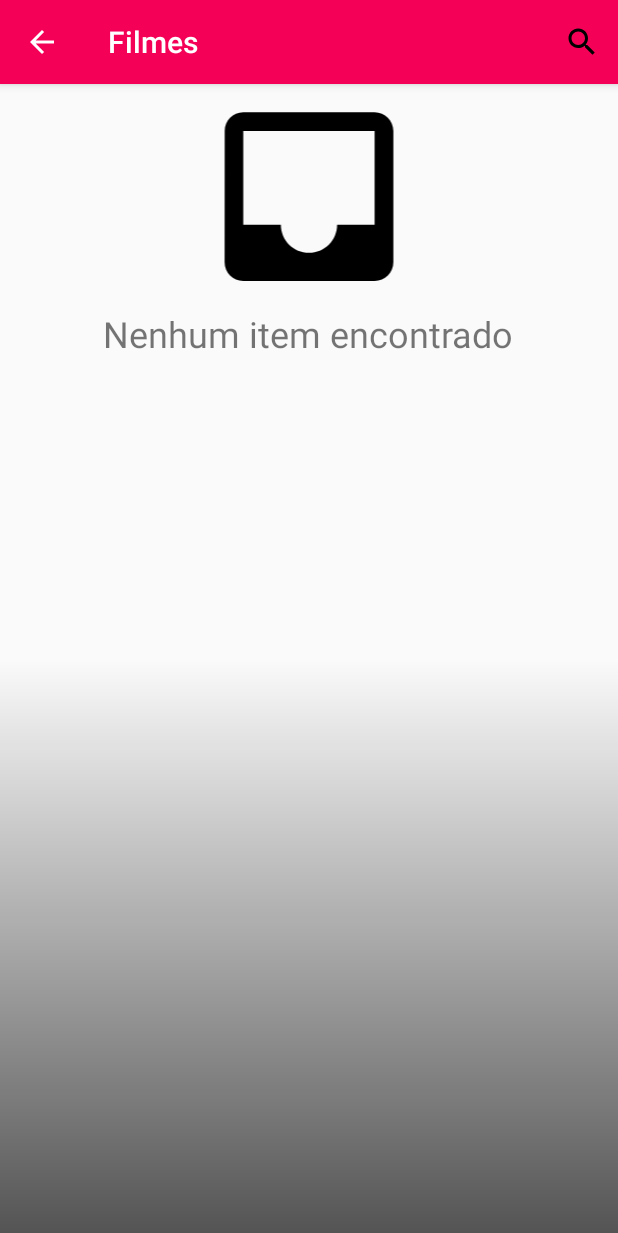
After one commit to clairtonluz/moviemanagerapp, an Android app: the SearchResultsActivity screen opened directly, with no data from a screen before it, on a phone screen of 412 x 824 dp. The commit adds this screen. Shown: the top 1233 px of the screen. Run offline under Robolectric (Android 15) with nearby library versions, the phone set to English and light mode, and no system bars; our stand-ins replace Picasso; libraries missing offline, so code that uses them is left out: retrofit2.converter.jackson; pictures from the network do not load; 2 statements that could not run were skipped.

Commit message:
implementando buscar de filmes

```diff
--- a/app/src/main/java/br/com/clairtonluz/moviemanagerapp/movie/MovieFragment.java
+++ b/app/src/main/java/br/com/clairtonluz/moviemanagerapp/movie/MovieFragment.java
@@ -1,10 +1,7 @@
 package br.com.clairtonluz.moviemanagerapp.movie;
 
-import android.app.Activity;
-import android.content.Intent;
 import android.os.Bundle;
 import android.support.design.widget.FloatingActionButton;
-import android.support.design.widget.Snackbar;
 import android.support.v4.app.Fragment;
 import android.support.v4.widget.SwipeRefreshLayout;
 import android.support.v7.widget.DefaultItemAnimator;
--- a/app/src/main/java/br/com/clairtonluz/moviemanagerapp/movie/MovieRest.java
+++ b/app/src/main/java/br/com/clairtonluz/moviemanagerapp/movie/MovieRest.java
@@ -1,12 +1,14 @@
 package br.com.clairtonluz.moviemanagerapp.movie;
 
 import java.util.List;
+import java.util.Map;
 
 import retrofit2.Call;
 import retrofit2.http.Body;
 import retrofit2.http.GET;
 import retrofit2.http.POST;
 import retrofit2.http.Path;
+import retrofit2.http.QueryMap;
 
 interface MovieRest {
 
@@ -16,9 +18,13 @@ interface MovieRest {
     @GET("movies/{id}")
     Call<Movie> get(@Path("id") Integer id);
 
+    @GET("movies")
+    Call<List<Movie>> query(@QueryMap Map<String, String> options);
+
     @POST("movies")
     Call<Movie> insert(@Body Movie movie);
 
     @POST("movies/{id}")
     Call<Movie> update(@Path("id") Integer id, @Body Movie movie);
+
 }
--- /dev/null
+++ b/app/src/main/java/br/com/clairtonluz/moviemanagerapp/search/SearchResultsActivity.java
@@ -0,0 +1,119 @@
+package br.com.clairtonluz.moviemanagerapp.search;
+
+import android.app.SearchManager;
+import android.content.Context;
+import android.content.Intent;
+import android.os.Bundle;
+import android.support.v7.widget.DefaultItemAnimator;
+import android.support.v7.widget.GridLayoutManager;
+import android.support.v7.widget.RecyclerView;
+import android.support.v7.widget.SearchView;
+import android.text.TextUtils;
+import android.util.Log;
+import android.view.Menu;
+import android.view.View;
+
+import java.util.ArrayList;
+import java.util.List;
+
+import br.com.clairtonluz.moviemanagerapp.R;
+import br.com.clairtonluz.moviemanagerapp.config.GridSpacingItemDecoration;
+import br.com.clairtonluz.moviemanagerapp.config.retrofit.CallbackRest;
+import br.com.clairtonluz.moviemanagerapp.generic.BackButtonActivity;
+import br.com.clairtonluz.moviemanagerapp.movie.Movie;
+import br.com.clairtonluz.moviemanagerapp.movie.MovieService;
+import br.com.clairtonluz.moviemanagerapp.movie.MoviesAdapter;
+import br.com.clairtonluz.moviemanagerapp.util.ConverterUtil;
+import retrofit2.Call;
+import retrofit2.Response;
+
+public class SearchResultsActivity extends BackButtonActivity {
+
+    private RecyclerView recyclerView;
+    private MoviesAdapter adapter;
+    private List<Movie> movieList;
+    private View noContent;
+    private MovieService movieService;
+
+    @Override
+    protected void onCreate(Bundle savedInstanceState) {
+        super.onCreate(savedInstanceState);
+        setContentView(R.layout.activity_search_results);
+        setupToolbar();
+        initFields();
+
+        movieService = new MovieService(this);
+
+        handleIntent(getIntent());
+    }
+
+    @Override
+    protected void onNewIntent(Intent intent) {
+        handleIntent(intent);
+    }
+
+    @Override
+    public boolean onCreateOptionsMenu(Menu menu) {
+        getMenuInflater().inflate(R.menu.menu_search, menu);
+
+        SearchManager searchManager = (SearchManager) getSystemService(Context.SEARCH_SERVICE);
+        SearchView searchView = (SearchView) menu.findItem(R.id.action_search).getActionView();
+        searchView.setSearchableInfo(searchManager.getSearchableInfo(getComponentName()));
+        searchView.setSubmitButtonEnabled(true);
+
+        return true;
+    }
+
+    private void handleIntent(Intent intent) {
+        if (Intent.ACTION_SEARCH.equals(intent.getAction())) {
+            String query = intent.getStringExtra(SearchManager.QUERY);
+            Log.e("QUERY", query);
+            if (TextUtils.isEmpty(query)) {
+                movieList.clear();
+                adapter.notifyDataSetChanged();
+                checkContent();
+            } else {
+                movieService.findByName(query).enqueue(new CallbackRest<List<Movie>>(this) {
+                    @Override
+                    protected void onSuccess(Call<List<Movie>> call, Response<List<Movie>> response) {
+                        movieList.clear();
+                        List<Movie> movies = response.body();
+                        movieList.addAll(movies);
+                    }
+
+                    @Override
+                    protected void onComplete(Call<List<Movie>> call, boolean success) {
+                        super.onComplete(call, success);
+                        checkContent();
+                        adapter.notifyDataSetChanged();
+                    }
+                });
+            }
+
+        }
+    }
+
+    private void checkContent() {
+        if (movieList.isEmpty()) {
+            noContent.setVisibility(View.VISIBLE);
+        } else {
+            noContent.setVisibility(View.GONE);
+        }
+    }
+
+    private void initFields() {
+        movieList = new ArrayList<>();
+
+        noContent = findViewById(R.id.no_content);
+        recyclerView = (RecyclerView) findViewById(R.id.recycler_view);
+
+        adapter = new MoviesAdapter(movieList);
+
+        RecyclerView.LayoutManager mLayoutManager = new GridLayoutManager(this, getResources().getConfiguration().orientation);
+        recyclerView.setLayoutManager(mLayoutManager);
+        recyclerView.addItemDecoration(new GridSpacingItemDecoration(2, ConverterUtil.dpToPx(this, 10), true));
+        recyclerView.setItemAnimator(new DefaultItemAnimator());
+        recyclerView.setAdapter(adapter);
+    }
+
+}
--- /dev/null
+++ b/app/src/main/res/layout/activity_search_results.xml
@@ -0,0 +1,19 @@
+<?xml version="1.0" encoding="utf-8"?>
+<android.support.design.widget.CoordinatorLayout xmlns:android="http://schemas.android.com/apk/res/android"
+    xmlns:tools="http://schemas.android.com/tools"
+    android:layout_width="match_parent"
+    android:layout_height="match_parent"
+    tools:context="br.com.clairtonluz.moviemanagerapp.search.SearchResultsActivity">
+
+    <android.support.design.widget.AppBarLayout
+        android:layout_width="match_parent"
+        android:layout_height="wrap_content"
+        android:theme="@style/MyMaterialTheme.AppBarOverlay">
+
+        <include layout="@layout/toolbar" />
+
+    </android.support.design.widget.AppBarLayout>
+
+    <include layout="@layout/content_search_results" />
+
+</android.support.design.widget.CoordinatorLayout>
--- /dev/null
+++ b/app/src/main/res/layout/content_search_results.xml
@@ -0,0 +1,31 @@
+<?xml version="1.0" encoding="utf-8"?>
+<android.support.v4.widget.NestedScrollView xmlns:android="http://schemas.android.com/apk/res/android"
+    xmlns:app="http://schemas.android.com/apk/res-auto"
+    xmlns:tools="http://schemas.android.com/tools"
+    android:layout_width="match_parent"
+    android:layout_height="match_parent"
+    android:background="@drawable/gradient_bottom"
+    app:layout_behavior="@string/appbar_scrolling_view_behavior"
+    tools:context="br.com.clairtonluz.moviemanagerapp.search.SearchResultsActivity"
+    tools:showIn="@layout/activity_search_results">
+
+    <FrameLayout
+        android:layout_width="match_parent"
+        android:layout_height="match_parent">
+
+        <include
+            android:id="@+id/no_content"
+            layout="@layout/no_content" />
+
+
+        <android.support.v7.widget.RecyclerView
+            android:id="@+id/recycler_view"
+            android:layout_width="match_parent"
+            android:layout_height="wrap_content"
+            android:clipToPadding="false"
+            android:scrollbars="vertical"
+            tools:listitem="@layout/movie_card" />
+
+    </FrameLayout>
+
+</android.support.v4.widget.NestedScrollView>
--- a/app/src/main/res/layout/movie_card.xml
+++ b/app/src/main/res/layout/movie_card.xml
@@ -24,7 +24,7 @@
                 android:background="?attr/selectableItemBackgroundBorderless"
                 android:clickable="true"
                 android:scaleType="fitXY"
-                app:srcCompat="@drawable/suicide_squad" />
+                app:srcCompat="@drawable/default_image" />
 
             <TextView
                 android:id="@+id/title"
@@ -42,10 +42,10 @@
                 android:layout_width="match_parent"
                 android:layout_height="wrap_content"
                 android:layout_below="@id/title"
-                android:paddingTop="@dimen/description_padding_top"
                 android:paddingBottom="@dimen/description_padding_bottom"
                 android:paddingLeft="@dimen/movie_title_padding"
                 android:paddingRight="@dimen/movie_title_padding"
+                android:paddingTop="@dimen/description_padding_top"
                 android:textSize="@dimen/description_text" />
 
             <ImageView
--- a/app/src/main/res/menu/menu_main.xml
+++ b/app/src/main/res/menu/menu_search.xml
@@ -6,15 +6,11 @@
 
     <item
         android:id="@+id/action_search"
+        android:actionProviderClass="android.widget.ShareActionProvider"
         android:icon="@drawable/ic_search_black_24dp"
         android:orderInCategory="100"
         android:title="@string/action_search"
         app:actionViewClass="android.support.v7.widget.SearchView"
-        app:showAsAction="ifRoom|collapseActionView" />
+        app:showAsAction="collapseActionView|ifRoom" />
 
-    <item
-        android:id="@+id/action_settings"
-        android:orderInCategory="100"
-        android:title="@string/action_settings"
-        app:showAsAction="never" />
 </menu>
--- a/app/src/main/res/values/strings.xml
+++ b/app/src/main/res/values/strings.xml
@@ -4,11 +4,12 @@
     <string name="title_dashboard">Dashboard</string>
     <string name="title_notifications">Notificações</string>
     <string name="title_favorite">Favoritos</string>
-    <string name="action_search">Pesquisar</string>
+    <string name="action_search">Buscar</string>
     <string name="action_settings">Configurações</string>
 
     <string name="title_activity_movie_detail">Filme</string>
     <string name="title_activity_movie_edit">Editar filme</string>
+    <string name="title_activity_search_results">Filmes</string>
     <string name="description">Descrição</string>
     <string name="name">Nome</string>
     <string name="url_image">Url da imagem</string>
@@ -16,5 +17,7 @@
     <string name="action_save">Salvar</string>
     <string name="registerMovie">Cadastrar filme</string>
     <string name="field_required">Campo obrigatório</string>
+    <string name="search_hint">Buscar filmes</string>
+    <string name="title_activity_main2">Main2Activity</string>
 
 </resources>
--- /dev/null
+++ b/app/src/main/res/xml/searchable.xml
@@ -0,0 +1,5 @@
+<?xml version="1.0" encoding="utf-8"?>
+<searchable xmlns:android="http://schemas.android.com/apk/res/android"
+    android:hint="@string/search_hint"
+    android:label="@string/app_name"
+    android:voiceSearchMode="showVoiceSearchButton|launchRecognizer" />
```
Also changed, not shown: app/src/main/AndroidManifest.xml (+19 -1 lines), app/src/main/java/br/com/clairtonluz/moviemanagerapp/MainActivity.java (+10 -40 lines), app/src/main/java/br/com/clairtonluz/moviemanagerapp/movie/MovieService.java (+8 -0 lines), app/src/main/java/br/com/clairtonluz/moviemanagerapp/movie/MoviesAdapter.java (+24 -15 lines), app/build.gradle (line endings or trailing spaces).
